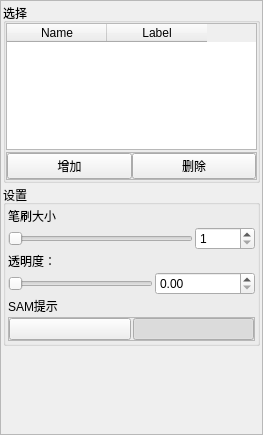
cjf128/PCViewer, file ui/SegmentDock.ui: the form before one commit.
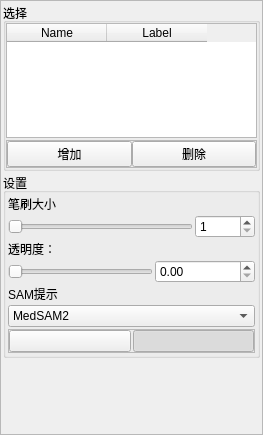
The form after the commit.

Commit message: feat: 更新UI，添加主题切换功能；优化布局和样式设置

Patch:
```diff
--- a/ui/SegmentDock.ui
+++ b/ui/SegmentDock.ui
@@ -39,8 +39,8 @@
        <rect>
         <x>0</x>
         <y>0</y>
-        <width>259</width>
-        <height>431</height>
+        <width>261</width>
+        <height>433</height>
        </rect>
       </property>
       <layout class="QVBoxLayout" name="verticalLayout_2">
@@ -264,6 +264,20 @@
             </property>
            </widget>
           </item>
+          <item>
+           <widget class="QComboBox" name="comboBox">
+            <item>
+             <property name="text">
+              <string>MedSAM2</string>
+             </property>
+            </item>
+            <item>
+             <property name="text">
+              <string>MedSAM3</string>
+             </property>
+            </item>
+           </widget>
+          </item>
           <item>
            <widget class="QFrame" name="frame_2">
             <property name="frameShape">
```
The commit also changes 7 other files.
